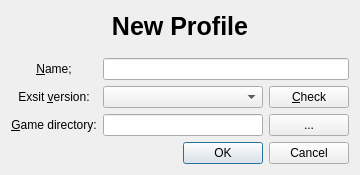
Old version of the form Kaminec/UI/profileDialog.ui in the repository kaniol-lck/Kaminec.
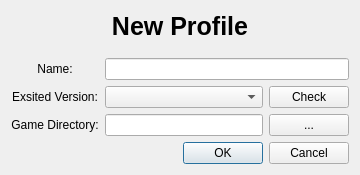
New version of the form.

Patch:
```diff
--- a/Kaminec/UI/profileDialog.ui
+++ b/Kaminec/UI/profileDialog.ui
@@ -70,7 +70,7 @@
         </size>
        </property>
        <property name="text">
-        <string>Exsit &amp;version:</string>
+        <string>Exsited Version:</string>
        </property>
        <property name="alignment">
         <set>Qt::AlignCenter</set>
@@ -92,7 +92,7 @@
         </sizepolicy>
        </property>
        <property name="text">
-        <string>&amp;Name;</string>
+        <string>Name:</string>
        </property>
        <property name="alignment">
         <set>Qt::AlignCenter</set>
@@ -117,7 +117,7 @@
         </size>
        </property>
        <property name="text">
-        <string>&amp;Game directory:</string>
+        <string>Game Directory:</string>
        </property>
        <property name="alignment">
         <set>Qt::AlignCenter</set>
@@ -151,7 +151,7 @@
        <item>
         <widget class="QPushButton" name="check_pb">
          <property name="text">
-          <string>&amp;Check</string>
+          <string>Check</string>
          </property>
         </widget>
        </item>
```
Left out of the diff: 2 changed lines with no effect on the pictures.
